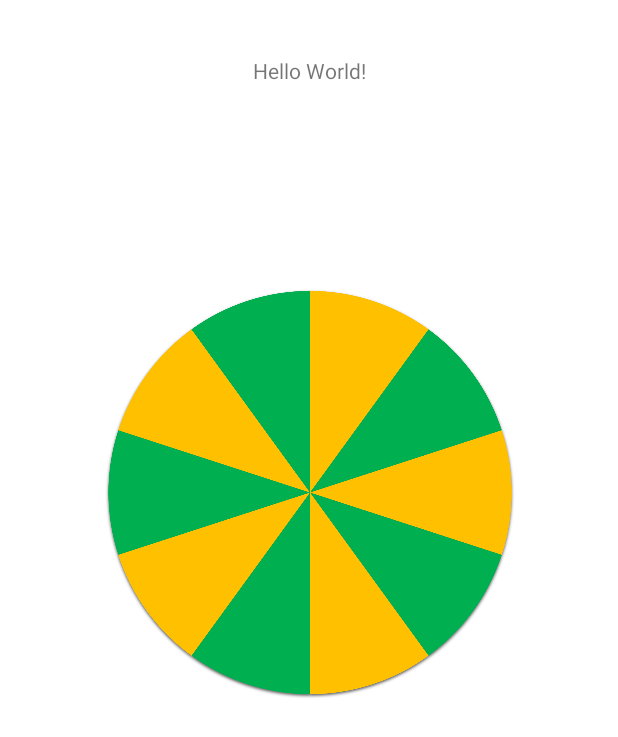
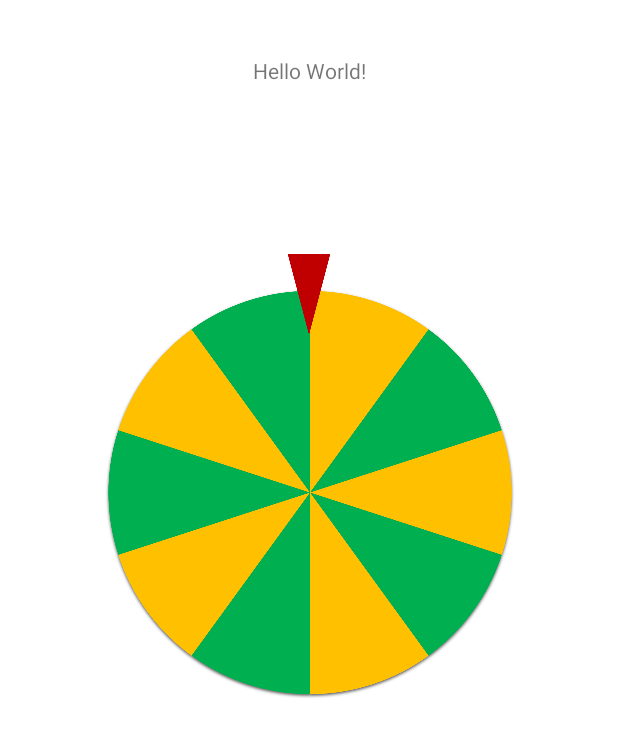
Before and after one commit to chris199512/Restaurant_Roulette, an Android app: the screen it shows after launch (MainActivity), on a phone screen of 412 x 824 dp. Shown: the top 737 px of the screen. Run offline under Robolectric (Android 15) with nearby library versions, the phone set to English and light mode, and no system bars.

Commit message:
Pfeil hinzugefügt

```diff
--- a/app/src/main/res/layout/activity_main.xml
+++ b/app/src/main/res/layout/activity_main.xml
@@ -35,4 +35,17 @@
         app:layout_constraintVertical_bias="0.0"
         tools:ignore="ImageContrastCheck" />
 
+    <ImageView
+        android:id="@+id/imageView"
+        android:layout_width="53dp"
+        android:layout_height="54dp"
+        android:layout_marginTop="50dp"
+        android:layout_marginEnd="179dp"
+        android:contentDescription="@string/arrow"
+        app:layout_constraintBottom_toBottomOf="@+id/imageView2"
+        app:layout_constraintEnd_toEndOf="parent"
+        app:layout_constraintTop_toTopOf="parent"
+        app:layout_constraintVertical_bias="0.267"
+        app:srcCompat="@drawable/arrow" />
+
 </androidx.constraintlayout.widget.ConstraintLayout>
--- a/app/src/main/res/values/strings.xml
+++ b/app/src/main/res/values/strings.xml
@@ -1,4 +1,5 @@
 <resources>
     <string name="app_name">Restaurant Roulette</string>
     <string name="roulette">Roulette</string>
+    <string name="arrow">arrow</string>
 </resources>
```
